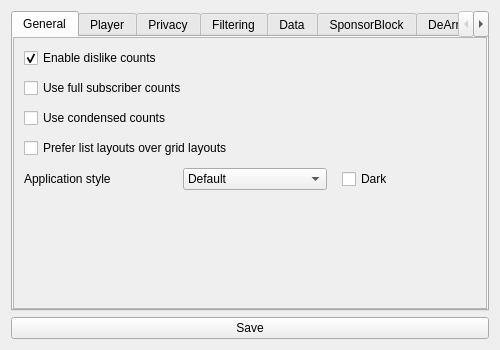
Qt form src/ui/forms/settings/settingsform.ui (BowDown097/QtTube) before a commit.
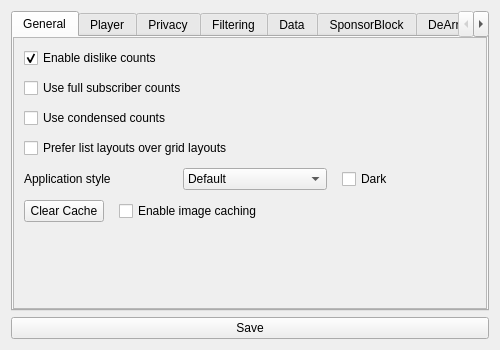
The same form after that commit.

Commit message:
Add image caching
Mainly good for live chat, so that's all it's used in rn

The edit to the form file:
```diff
--- a/src/ui/forms/settings/settingsform.ui
+++ b/src/ui/forms/settings/settingsform.ui
@@ -57,7 +57,7 @@
             <x>0</x>
             <y>0</y>
             <width>476</width>
-            <height>194</height>
+            <height>234</height>
            </rect>
           </property>
           <property name="sizePolicy">
@@ -152,6 +152,43 @@
              </item>
             </layout>
            </item>
+           <item>
+            <layout class="QHBoxLayout" name="horizontalLayout_8">
+             <property name="spacing">
+              <number>15</number>
+             </property>
+             <item>
+              <widget class="QPushButton" name="clearCache">
+               <property name="text">
+                <string>Clear Cache</string>
+               </property>
+              </widget>
+             </item>
+             <item>
+              <widget class="QCheckBox" name="imageCaching">
+               <property name="toolTip">
+                <string>Not all images are cached!</string>
+               </property>
+               <property name="text">
+                <string>Enable image caching</string>
+               </property>
+              </widget>
+             </item>
+             <item>
+              <spacer name="horizontalSpacer_7">
+               <property name="orientation">
+                <enum>Qt::Horizontal</enum>
+               </property>
+               <property name="sizeHint" stdset="0">
+                <size>
+                 <width>40</width>
+                 <height>20</height>
+                </size>
+               </property>
+              </spacer>
+             </item>
+            </layout>
+           </item>
           </layout>
          </widget>
         </widget>
```
Left out of the diff: 10 changed lines with no effect on the pictures. The commit also changes 11 other files.
